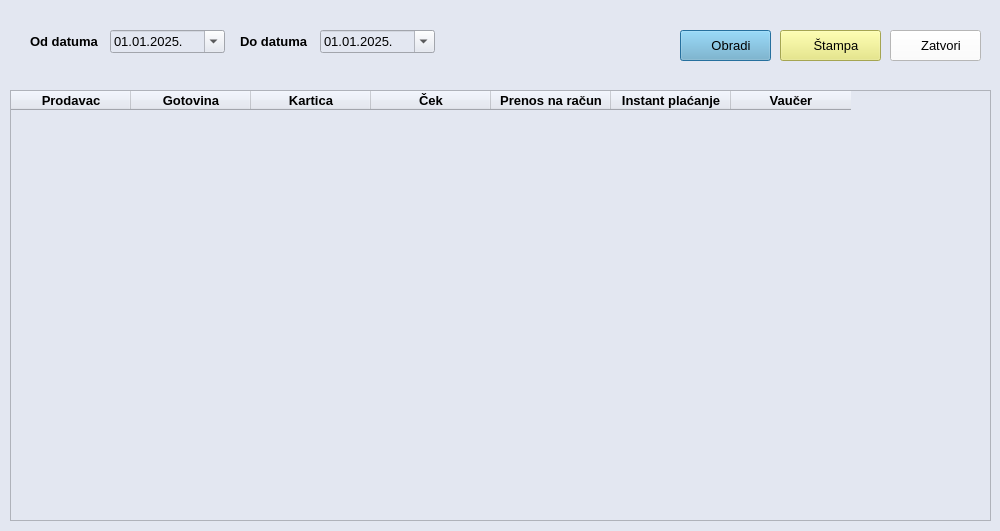
First picture: the form in ui/pazar.ui, repository ljuba17/desktop_pos, before the edit.
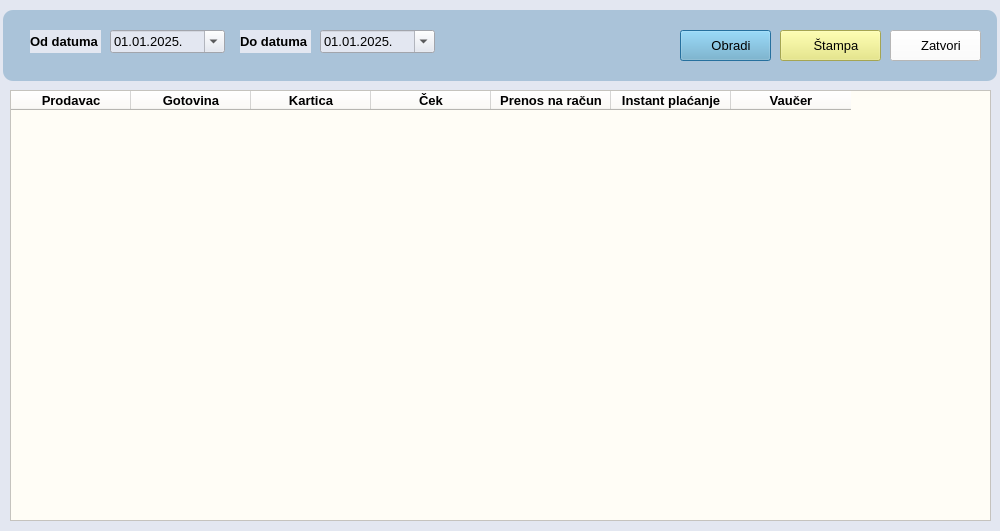
Second picture: the form after the edit. Icons and pictures are not drawn.

Commit message: style: Izmena palete boja pozadine i dugmadi

The edit to the form file:
```diff
--- a/ui/pazar.ui
+++ b/ui/pazar.ui
@@ -218,7 +218,7 @@
     </rect>
    </property>
    <property name="styleSheet">
-    <string notr="true"/>
+    <string notr="true">background-color: #FFFDF6;</string>
    </property>
    <attribute name="horizontalHeaderDefaultSectionSize">
     <number>120</number>
@@ -235,9 +235,9 @@
     </property>
     <property name="background">
      <color>
-      <red>185</red>
-      <green>203</green>
-      <blue>204</blue>
+      <red>162</red>
+      <green>196</green>
+      <blue>224</blue>
      </color>
     </property>
    </column>
@@ -253,9 +253,9 @@
     </property>
     <property name="background">
      <color>
-      <red>185</red>
-      <green>203</green>
-      <blue>204</blue>
+      <red>162</red>
+      <green>196</green>
+      <blue>224</blue>
      </color>
     </property>
    </column>
@@ -271,9 +271,9 @@
     </property>
     <property name="background">
      <color>
-      <red>185</red>
-      <green>203</green>
-      <blue>204</blue>
+      <red>162</red>
+      <green>196</green>
+      <blue>224</blue>
      </color>
     </property>
    </column>
@@ -289,9 +289,9 @@
     </property>
     <property name="background">
      <color>
-      <red>185</red>
-      <green>203</green>
-      <blue>204</blue>
+      <red>162</red>
+      <green>196</green>
+      <blue>224</blue>
      </color>
     </property>
    </column>
@@ -307,9 +307,9 @@
     </property>
     <property name="background">
      <color>
-      <red>185</red>
-      <green>203</green>
-      <blue>204</blue>
+      <red>162</red>
+      <green>196</green>
+      <blue>224</blue>
      </color>
     </property>
    </column>
@@ -325,9 +325,9 @@
     </property>
     <property name="background">
      <color>
-      <red>185</red>
-      <green>203</green>
-      <blue>204</blue>
+      <red>162</red>
+      <green>196</green>
+      <blue>224</blue>
      </color>
     </property>
    </column>
@@ -343,9 +343,9 @@
     </property>
     <property name="background">
      <color>
-      <red>185</red>
-      <green>203</green>
-      <blue>204</blue>
+      <red>162</red>
+      <green>196</green>
+      <blue>224</blue>
      </color>
     </property>
    </column>
@@ -370,6 +370,32 @@
      <normaloff>../resources/cancel.png</normaloff>../resources/cancel.png</iconset>
    </property>
   </widget>
+  <widget class="QLabel" name="label_3">
+   <property name="geometry">
+    <rect>
+     <x>3</x>
+     <y>10</y>
+     <width>994</width>
+     <height>71</height>
+    </rect>
+   </property>
+   <property name="styleSheet">
+    <string notr="true">background-color: rgb(170, 195, 217);
+border-radius:10px;</string>
+   </property>
+   <property name="text">
+    <string/>
+   </property>
+  </widget>
+  <zorder>label_3</zorder>
+  <zorder>label</zorder>
+  <zorder>label_2</zorder>
+  <zorder>oddatEdit</zorder>
+  <zorder>dodatEdit</zorder>
+  <zorder>btnObradi</zorder>
+  <zorder>btnStampa</zorder>
+  <zorder>tablePazar</zorder>
+  <zorder>btnCancel</zorder>
  </widget>
  <resources/>
  <connections/>
```
The commit also changes 5 other files.
